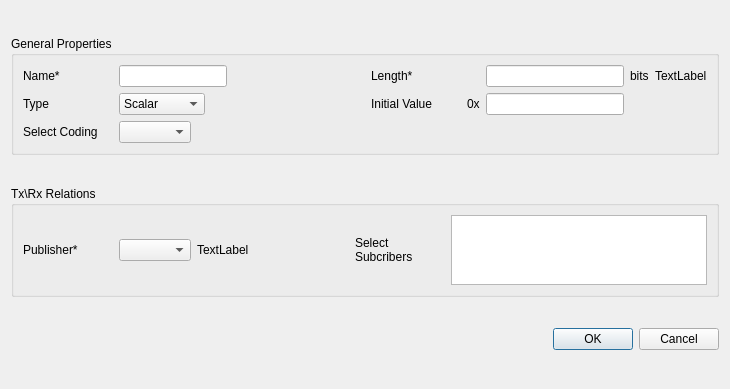
The window that Sources/BUSMASTER/LDFEditor/SignalDlg.ui (rbei-etas/busmaster) describes before a commit, drawn with Qt 5.
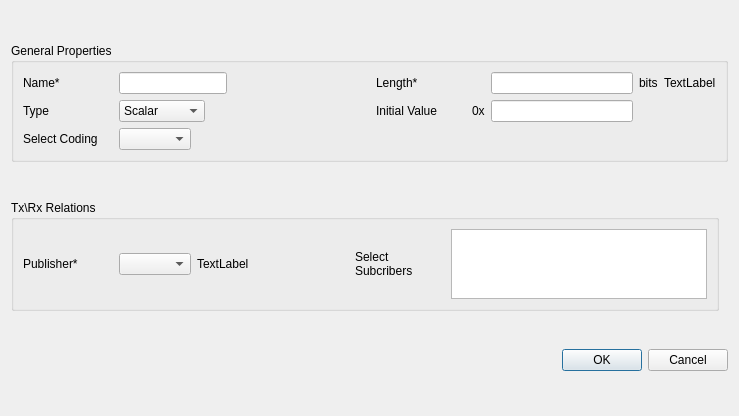
The same window after the commit. Icons and pictures are not drawn.

Patch:
```diff
--- a/Sources/BUSMASTER/LDFEditor/SignalDlg.ui
+++ b/Sources/BUSMASTER/LDFEditor/SignalDlg.ui
@@ -6,8 +6,8 @@
    <rect>
     <x>0</x>
     <y>0</y>
-    <width>723</width>
-    <height>389</height>
+    <width>739</width>
+    <height>416</height>
    </rect>
   </property>
   <property name="sizePolicy">
```
Left out of the diff: 6 changed lines with no effect on the pictures.
